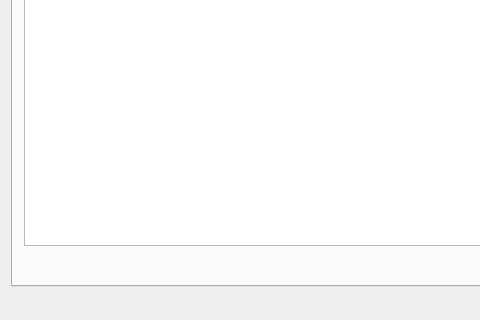
Qt form mainwindow.ui (zenaki/LSPE) before a commit; both pictures show x 0 to 480 and y 124 to 444 of the 684 by 444 pixel window.
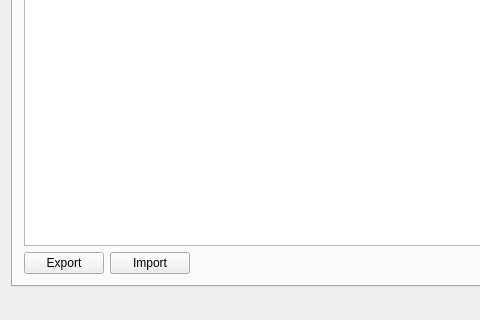
The same form after that commit.

```diff
--- a/mainwindow.ui
+++ b/mainwindow.ui
@@ -68,6 +68,20 @@
         </item>
         <item row="2" column="0">
          <layout class="QHBoxLayout" name="horizontalLayout">
+          <item>
+           <widget class="QPushButton" name="pb_admin_export">
+            <property name="text">
+             <string>Export</string>
+            </property>
+           </widget>
+          </item>
+          <item>
+           <widget class="QPushButton" name="pb_admin_import">
+            <property name="text">
+             <string>Import</string>
+            </property>
+           </widget>
+          </item>
           <item>
            <spacer name="horizontalSpacer">
             <property name="orientation">
```
